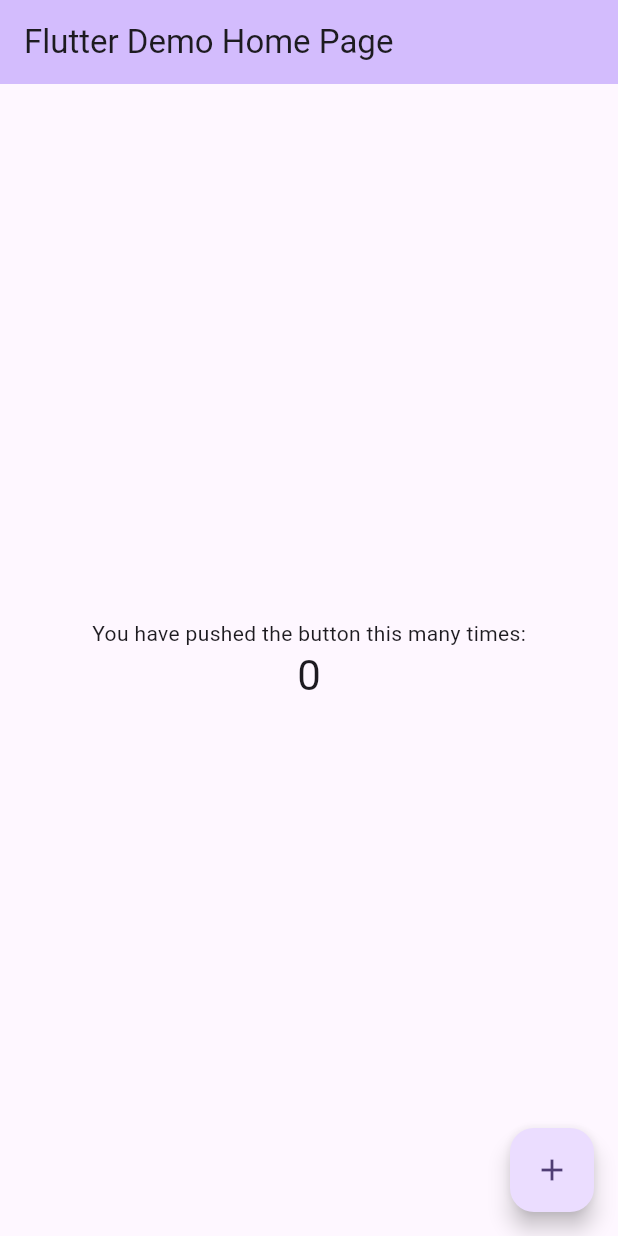
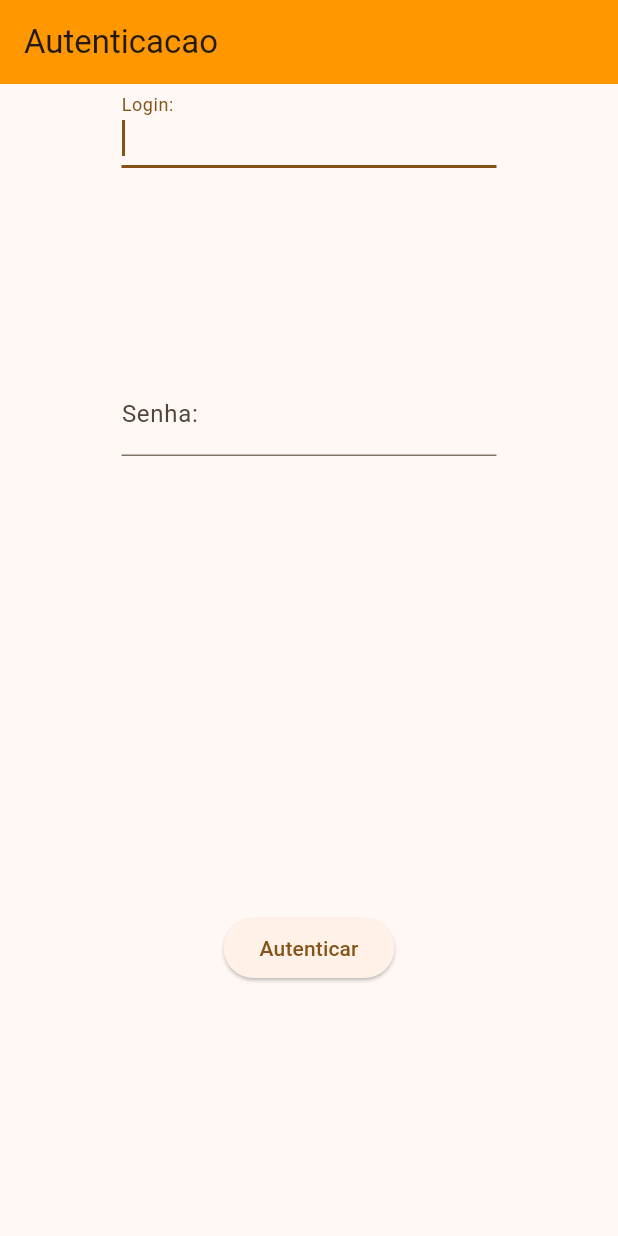
Before and after one commit to villani/estudos-flutter, a Flutter app: the screen it shows after launch, on a phone screen of 412 x 824 dp. Run offline on Flutter 3.47's test engine with Material 3 defaults, Android fonts, the phone set to English and light mode, and no system bars.

Commit message:
Aula 09: Adicionando telas e navegacao

```diff
--- a/projeto_final/lib/main.dart
+++ b/projeto_final/lib/main.dart
@@ -7,119 +7,83 @@ void main() {
 class MyApp extends StatelessWidget {
   const MyApp({super.key});
 
-  // This widget is the root of your application.
   @override
   Widget build(BuildContext context) {
     return MaterialApp(
-      title: 'Flutter Demo',
+      title: 'Projeto Final',
       theme: ThemeData(
-        // This is the theme of your application.
-        //
-        // TRY THIS: Try running your application with "flutter run". You'll see
-        // the application has a purple toolbar. Then, without quitting the app,
-        // try changing the seedColor in the colorScheme below to Colors.green
-        // and then invoke "hot reload" (save your changes or press the "hot
-        // reload" button in a Flutter-supported IDE, or press "r" if you used
-        // the command line to start the app).
-        //
-        // Notice that the counter didn't reset back to zero; the application
-        // state is not lost during the reload. To reset the state, use hot
-        // restart instead.
-        //
-        // This works for code too, not just values: Most code changes can be
-        // tested with just a hot reload.
-        colorScheme: ColorScheme.fromSeed(seedColor: Colors.deepPurple),
+        colorScheme: ColorScheme.fromSeed(seedColor: Colors.orange),
         useMaterial3: true,
       ),
-      home: const MyHomePage(title: 'Flutter Demo Home Page'),
+      home: Autenticacao(),
     );
   }
 }
 
-class MyHomePage extends StatefulWidget {
-  const MyHomePage({super.key, required this.title});
-
-  // This widget is the home page of your application. It is stateful, meaning
-  // that it has a State object (defined below) that contains fields that affect
-  // how it looks.
-
-  // This class is the configuration for the state. It holds the values (in this
-  // case the title) provided by the parent (in this case the App widget) and
-  // used by the build method of the State. Fields in a Widget subclass are
-  // always marked "final".
-
-  final String title;
-
+class Autenticacao extends StatelessWidget {
   @override
-  State<MyHomePage> createState() => _MyHomePageState();
+  Widget build(BuildContext context) {
+    return Scaffold(
+        appBar: AppBar(
+          title: const Text('Autenticacao'),
+          backgroundColor: Colors.orange,
+        ),
+        body: Column(
+          children: [
+            const Expanded(
+              child: SizedBox(
+                width: 250,
+                child: TextField(
+                  autofocus: true,
+                  decoration: InputDecoration(labelText: 'Login: '),
+                ),
+              ),
+            ),
+            const Expanded(
+              flex: 1,
+              child: SizedBox(
+                width: 250,
+                child: TextField(
+                  autofocus: true,
+                  decoration: InputDecoration(labelText: 'Senha: '),
+                ),
+              ),
+            ),
+            Expanded(
+              flex: 2,
+              child: Center(
+                child: ElevatedButton(
+                  child: const Text('Autenticar'),
+                  onPressed: () {
+                    Navigator.push(
+                      context,
+                      MaterialPageRoute(builder: (context) => Principal()),
+                    );
+                  },
+                ),
+              ),
+            ),
+          ],
+        ));
+  }
 }
 
-class _MyHomePageState extends State<MyHomePage> {
-  int _counter = 0;
-
-  void _incrementCounter() {
-    setState(() {
-      // This call to setState tells the Flutter framework that something has
-      // changed in this State, which causes it to rerun the build method below
-      // so that the display can reflect the updated values. If we changed
-      // _counter without calling setState(), then the build method would not be
-      // called again, and so nothing would appear to happen.
-      _counter++;
-    });
-  }
-
+class Principal extends StatelessWidget {
   @override
   Widget build(BuildContext context) {
-    // This method is rerun every time setState is called, for instance as done
-    // by the _incrementCounter method above.
-    //
-    // The Flutter framework has been optimized to make rerunning build methods
-    // fast, so that you can just rebuild anything that needs updating rather
-    // than having to individually change instances of widgets.
     return Scaffold(
       appBar: AppBar(
-        // TRY THIS: Try changing the color here to a specific color (to
-        // Colors.amber, perhaps?) and trigger a hot reload to see the AppBar
-        // change color while the other colors stay the same.
-        backgroundColor: Theme.of(context).colorScheme.inversePrimary,
-        // Here we take the value from the MyHomePage object that was created by
-        // the App.build method, and use it to set our appbar title.
-        title: Text(widget.title),
+        title: const Text("Painel de Controle"),
+        backgroundColor: Colors.orange,
       ),
       body: Center(
-        // Center is a layout widget. It takes a single child and positions it
-        // in the middle of the parent.
-        child: Column(
-          // Column is also a layout widget. It takes a list of children and
-          // arranges them vertically. By default, it sizes itself to fit its
-          // children horizontally, and tries to be as tall as its parent.
-          //
-          // Column has various properties to control how it sizes itself and
-          // how it positions its children. Here we use mainAxisAlignment to
-          // center the children vertically; the main axis here is the vertical
-          // axis because Columns are vertical (the cross axis would be
-          // horizontal).
-          //
-          // TRY THIS: Invoke "debug painting" (choose the "Toggle Debug Paint"
-          // action in the IDE, or press "p" in the console), to see the
-          // wireframe for each widget.
-          mainAxisAlignment: MainAxisAlignment.center,
-          children: <Widget>[
-            const Text(
-              'You have pushed the button this many times:',
-            ),
-            Text(
-              '$_counter',
-              style: Theme.of(context).textTheme.headlineMedium,
-            ),
-          ],
+        child: ElevatedButton(
+          onPressed: () {
+            Navigator.pop(context);
+          },
+          child: const Text('Sair'),
         ),
       ),
-      floatingActionButton: FloatingActionButton(
-        onPressed: _incrementCounter,
-        tooltip: 'Increment',
-        child: const Icon(Icons.add),
-      ), // This trailing comma makes auto-formatting nicer for build methods.
     );
   }
 }
```
